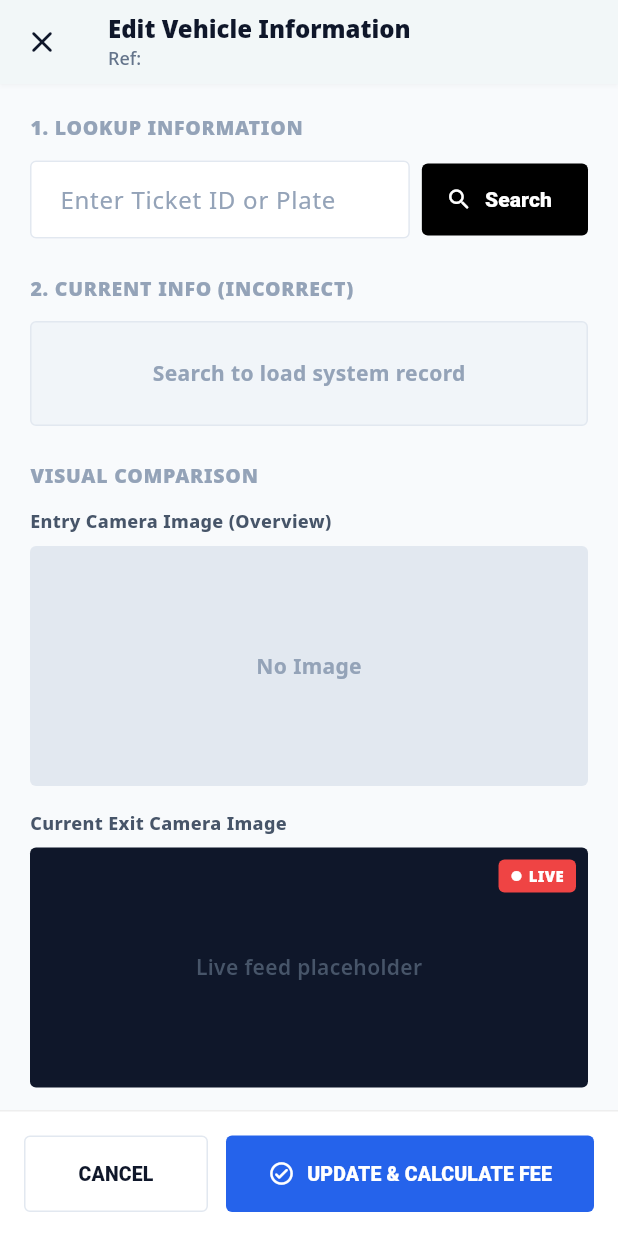
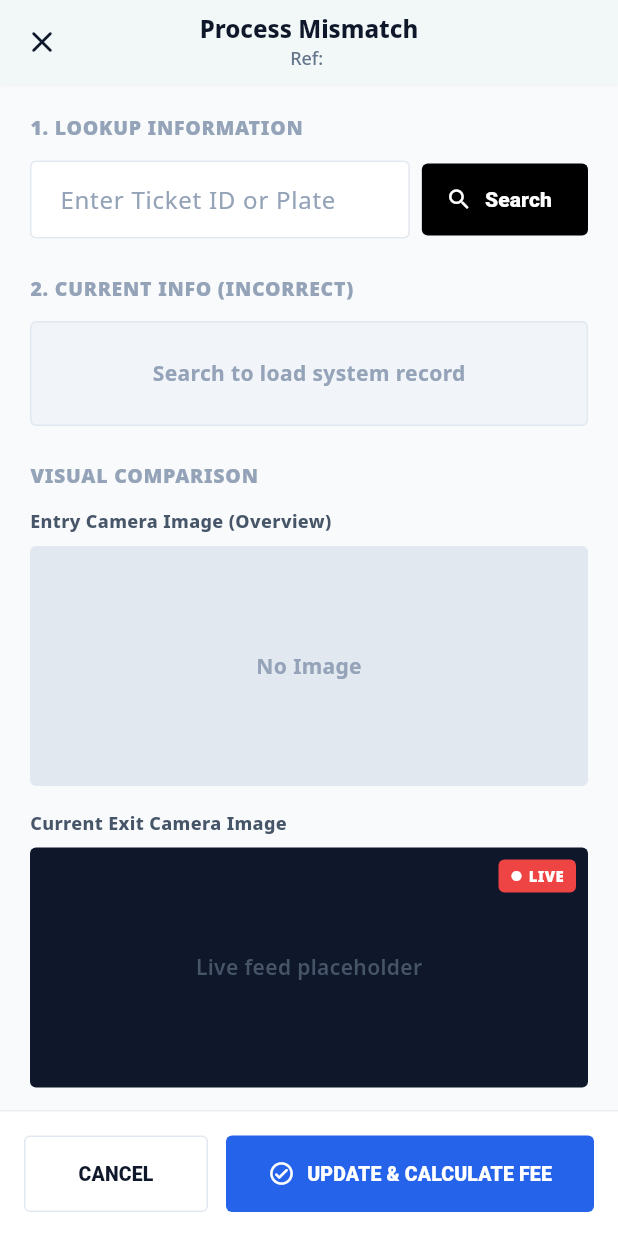
Before and after one commit to lehuy9413/BuildingParking-PRM, a Flutter app: the ProcessMismatchScreen screen opened directly with empty values, after a tap on "Search", on a phone screen of 412 x 824 dp. Run offline on Flutter 3.47's test engine with Material 3 defaults, Android fonts, the phone set to English and light mode, and no system bars; our stand-ins replace cached_network_image, dio, equatable, flutter_riverpod, flutter_secure_storage, google_fonts and 3 more; missing offline and left inert: dart:html, dart:ui_web; accounts and stored records are empty.

Commit message:
feat: implement ticket search functionality and record display in ProcessMismatchScreen

```diff
--- a/lib/features/staff_exception/presentation/screens/process_mismatch_screen.dart
+++ b/lib/features/staff_exception/presentation/screens/process_mismatch_screen.dart
@@ -1,4 +1,7 @@
 import 'package:flutter/material.dart';
+import 'package:intl/intl.dart';
+import '../../../../core/network/api_client.dart';
+import '../../../../core/network/api_endpoints.dart';
 import '../../domain/models/incident_model.dart';
 
 class ProcessMismatchScreen extends StatefulWidget {
@@ -15,6 +18,9 @@ class _ProcessMismatchScreenState extends State<ProcessMismatchScreen> {
   final _actualPlateController = TextEditingController();
   String _selectedReason = 'AI misread license plate';
 
+  bool _isSearching = false;
+  Map<String, dynamic>? _foundSystemRecord;
+
   final List<String> _reasons = [
     'AI misread license plate',
     'Blurred or unreadable plate',
@@ -29,6 +35,85 @@ class _ProcessMismatchScreenState extends State<ProcessMismatchScreen> {
     super.dispose();
   }
 
+  Widget _buildInfoRow(String label, String value, {bool isBold = false, bool isRed = false}) {
+    return Row(
+      mainAxisAlignment: MainAxisAlignment.spaceBetween,
+      children: [
+        Text(
+          label,
+          style: const TextStyle(fontSize: 13, color: Color(0xFF64748B), fontWeight: FontWeight.w500),
+        ),
+        Text(
+          value,
+          style: TextStyle(
+            fontSize: 13,
+            color: isRed ? const Color(0xFFEF4444) : const Color(0xFF0F172A),
+            fontWeight: isBold ? FontWeight.w800 : FontWeight.w600,
+          ),
+        ),
+      ],
+    );
+  }
+
+  Future<void> _searchRecord() async {
+    final query = _searchController.text.trim();
+    if (query.isEmpty) return;
+
+    setState(() {
+      _isSearching = true;
+      _foundSystemRecord = null;
+    });
+
+    try {
+      final isSessionCode = query.toUpperCase().startsWith('PS-') || query.length > 10;
+      final queryParams = isSessionCode ? {'sessionCode': query} : {'licensePlate': query};
+
+      final res = await ApiClient.instance.dio.get(
+        ApiEndpoints.findActiveSession,
+        queryParameters: queryParams,
+      );
+
+      final data = res.data['data'];
+
+      if (!mounted) return;
+      setState(() {
+        _isSearching = false;
+
+        String entryTimeStr = 'N/A';
+        if (data['checkInTime'] != null) {
+          final dt = DateTime.tryParse(data['checkInTime'])?.toLocal();
+          if (dt != null) {
+            entryTimeStr = DateFormat('M/d/yyyy, hh:mm:ss a').format(dt);
+          }
+        }
+
+        String? imageUrl;
+        if (data['evidenceImages'] != null && (data['evidenceImages'] as List).isNotEmpty) {
+           imageUrl = data['evidenceImages'][0]['url'];
+        }
+
+        _foundSystemRecord = {
+          'ticketId': data['sessionCode'] ?? 'N/A',
+          'plate': data['licensePlate'] ?? 'N/A',
+          'entryTime': entryTimeStr,
+          'imageUrl': imageUrl,
+        };
+      });
+    } catch (e) {
+      if (!mounted) return;
+      setState(() {
+        _isSearching = false;
+        _foundSystemRecord = null;
+      });
+      ScaffoldMessenger.of(context).showSnackBar(
+        SnackBar(
+          content: Text('Could not find record for: $query'),
+          backgroundColor: Colors.red,
+        ),
+      );
+    }
+  }
+
   @override
   Widget build(BuildContext context) {
     return Scaffold(
@@ -37,20 +122,16 @@ class _ProcessMismatchScreenState extends State<ProcessMismatchScreen> {
         backgroundColor: Colors.white,
         elevation: 1,
         shadowColor: Colors.black.withOpacity(0.1),
+        centerTitle: true,
         leading: IconButton(
           icon: const Icon(Icons.close_rounded, color: Color(0xFF0F172A)),
           onPressed: () => Navigator.pop(context),
         ),
         title: Column(
-          crossAxisAlignment: CrossAxisAlignment.start,
           children: [
             const Text(
-              'Edit Vehicle Information',
-              style: TextStyle(
-                fontSize: 16,
-                fontWeight: FontWeight.w900,
-                color: Color(0xFF0F172A),
-              ),
+              'Process Mismatch',
+              style: TextStyle(color: Color(0xFF0F172A), fontSize: 16, fontWeight: FontWeight.w800),
             ),
             const SizedBox(height: 2),
             Text(
@@ -76,6 +157,7 @@ class _ProcessMismatchScreenState extends State<ProcessMismatchScreen> {
                 Expanded(
                   child: TextField(
                     controller: _searchController,
+                    style: const TextStyle(color: Color(0xFF0F172A)),
                     decoration: InputDecoration(
                       hintText: 'Enter Ticket ID or Plate',
                       hintStyle: const TextStyle(color: Color(0xFF94A3B8)),
@@ -97,15 +179,17 @@ class _ProcessMismatchScreenState extends State<ProcessMismatchScreen> {
                 SizedBox(
                   height: 48,
                   child: ElevatedButton.icon(
-                    onPressed: () {},
+                    onPressed: _isSearching ? null : _searchRecord,
                     style: ElevatedButton.styleFrom(
                       backgroundColor: Colors.black,
                       foregroundColor: Colors.white,
                       shape: RoundedRectangleBorder(borderRadius: BorderRadius.circular(4)),
                       elevation: 0,
                     ),
-                    icon: const Icon(Icons.search_rounded, size: 18),
-                    label: const Text('Search', style: TextStyle(fontWeight: FontWeight.w800)),
+                    icon: _isSearching
+                        ? const SizedBox(width: 14, height: 14, child: CircularProgressIndicator(strokeWidth: 2, color: Colors.white))
+                        : const Icon(Icons.search_rounded, size: 18),
+                    label: Text(_isSearching ? 'Searching' : 'Search', style: const TextStyle(fontWeight: FontWeight.w800)),
                   ),
                 ),
               ],
@@ -114,6 +198,7 @@ class _ProcessMismatchScreenState extends State<ProcessMismatchScreen> {
             const SizedBox(height: 24),
             _buildSectionTitle('2. CURRENT INFO (INCORRECT)'),
             const SizedBox(height: 12),
+            if (_foundSystemRecord == null)
               Container(
                 width: double.infinity,
                 padding: const EdgeInsets.symmetric(vertical: 24, horizontal: 16),
@@ -132,6 +217,25 @@ class _ProcessMismatchScreenState extends State<ProcessMismatchScreen> {
                     ),
                   ),
                 ),
+              )
+            else
+              Container(
+                width: double.infinity,
+                padding: const EdgeInsets.all(16),
+                decoration: BoxDecoration(
+                  color: const Color(0xFFF8FAFC),
+                  border: Border.all(color: const Color(0xFFE2E8F0)),
+                  borderRadius: BorderRadius.circular(4),
+                ),
+                child: Column(
+                  children: [
+                    _buildInfoRow('Ticket ID:', _foundSystemRecord!['ticketId'] ?? 'N/A', isBold: true),
+                    const Divider(height: 16, color: Color(0xFFF1F5F9)),
+                    _buildInfoRow('AI Recognized Plate:', _foundSystemRecord!['plate'] ?? 'N/A', isBold: true, isRed: true),
+                    const Divider(height: 16, color: Color(0xFFF1F5F9)),
+                    _buildInfoRow('Entry Time:', _foundSystemRecord!['entryTime'] ?? 'N/A'),
+                  ],
+                ),
               ),
 
             const SizedBox(height: 24),
@@ -146,7 +250,18 @@ class _ProcessMismatchScreenState extends State<ProcessMismatchScreen> {
                 color: const Color(0xFFE2E8F0),
                 borderRadius: BorderRadius.circular(4),
               ),
-              child: const Center(
+              child: _foundSystemRecord != null && _foundSystemRecord!['imageUrl'] != null
+                  ? ClipRRect(
+                      borderRadius: BorderRadius.circular(4),
+                      child: Image.network(
+                        ApiEndpoints.baseUrl.replaceAll('/api/v1', '') + _foundSystemRecord!['imageUrl'],
+                        fit: BoxFit.cover,
+                        errorBuilder: (context, error, stackTrace) => const Center(
+                          child: Icon(Icons.broken_image, color: Color(0xFF94A3B8), size: 32),
+                        ),
+                      ),
+                    )
+                  : const Center(
                       child: Text('No Image', style: TextStyle(color: Color(0xFF94A3B8), fontWeight: FontWeight.w700)),
                     ),
             ),
@@ -196,6 +311,7 @@ class _ProcessMismatchScreenState extends State<ProcessMismatchScreen> {
             const SizedBox(height: 8),
             TextField(
               controller: _actualPlateController,
+              style: const TextStyle(color: Color(0xFF0F172A)),
               decoration: InputDecoration(
                 hintText: 'e.g. 51F-123.45',
                 hintStyle: const TextStyle(color: Color(0xFF94A3B8)),
```
Lines whose indentation alone changed are shown as unchanged.
